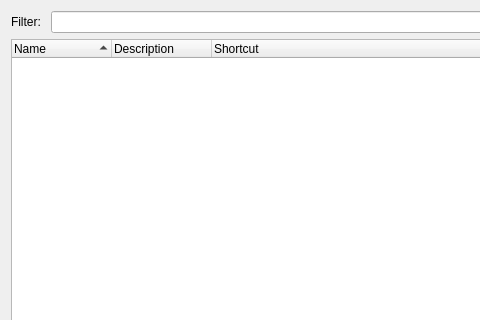
Sigil-Ebook/Sigil, file src/Sigil/Form_Files/PKeyboardShortcutsWidget.ui: the form before one commit; both pictures show x 0 to 480 and y 0 to 320 of the 568 by 451 pixel window.
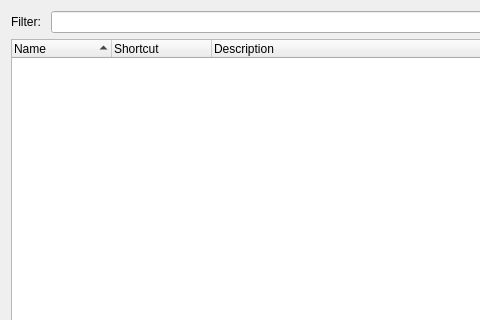
The form after the commit.

Commit message: Change order of columns in Keyboard Shortcuts widget, add a tooltip using the original HTML to make it easier to read the description for a command.

Patch:
```diff
--- a/src/Sigil/Form_Files/PKeyboardShortcutsWidget.ui
+++ b/src/Sigil/Form_Files/PKeyboardShortcutsWidget.ui
@@ -52,12 +52,12 @@
      </column>
      <column>
       <property name="text">
-       <string>Description</string>
+       <string>Shortcut</string>
       </property>
      </column>
      <column>
       <property name="text">
-       <string>Shortcut</string>
+       <string>Description</string>
       </property>
      </column>
     </widget>
```
The commit also changes 5 other files.
